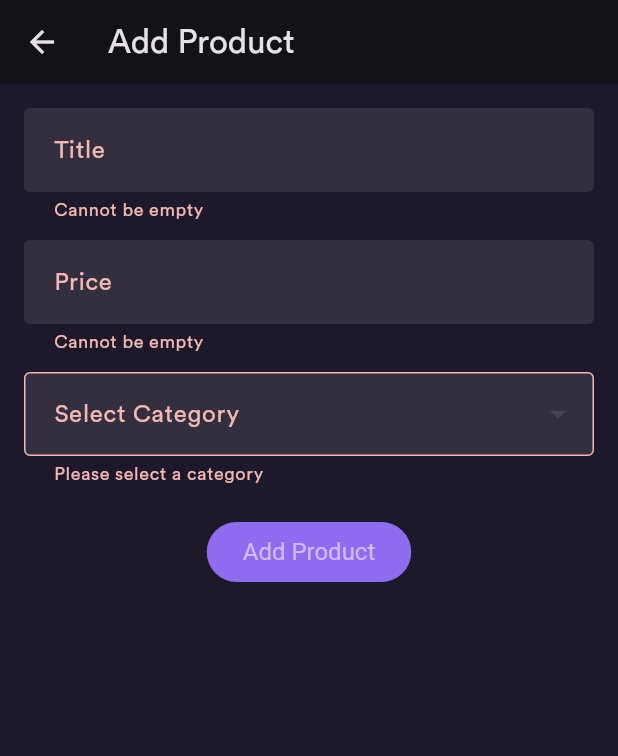
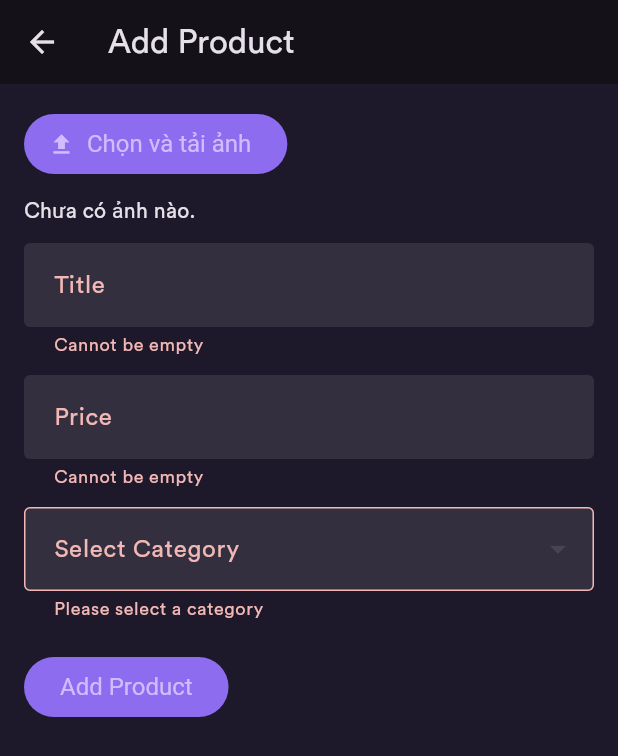
Before and after one commit to DangKhanh2808/ecommerce, a Flutter app: the ProductAddPage screen opened directly, after a tap on "Add Product", on a phone screen of 412 x 824 dp. Shown: the top 756 px of the screen. Run offline on Flutter 3.47's test engine with Material 3 defaults, Android fonts, the phone set to English and light mode, and no system bars; our stand-ins replace cloud_firestore, dartz, equatable, firebase_auth, firebase_core, firebase_storage and 5 more; accounts and stored records are empty; project files that could hold a hidden picture were left out.

Commit message:
upload_image

```diff
--- a/lib/data/product/models/product.dart
+++ b/lib/data/product/models/product.dart
@@ -32,7 +32,7 @@ class ProductModel {
   factory ProductModel.fromMap(Map<String, dynamic> map) {
     return ProductModel(
       categoryId: map['categoryId'] ?? '',
-      colors: (map['colors'] as List<dynamic>? ?? [])
+      colors: (map['colors'] as List<dynamic>? ?? [68, 104, 229])
           .map((e) => ProductColorModel.fromMap(e))
           .toList(),
       createdDate: map['createdDate'] ?? Timestamp.now(),
@@ -42,7 +42,7 @@ class ProductModel {
       price: map['price'] ?? 0,
       productId: map['productId'] ?? '',
       salesNumber: map['salesNumber'] ?? 0,
-      sizes: List<String>.from(map['sizes'] ?? []),
+      sizes: List<String>.from(map['sizes'] ?? [35, 37, 40, 42]),
       title: map['title'] ?? '',
     );
   }
--- /dev/null
+++ b/lib/domain/storage/repository/storage.dart
@@ -0,0 +1,3 @@
+abstract class StorageRepository {
+  Future<String> uploadProductImage({required String filePath});
+}
--- /dev/null
+++ b/lib/domain/storage/usecase/upload_product_image.dart
@@ -0,0 +1,21 @@
+import 'package:ecommerce/core/usecase/usecase.dart';
+import 'package:ecommerce/domain/storage/repository/storage.dart';
+
+class UploadProductImageUseCase implements UseCase<String, String> {
+  final StorageRepository repository;
+
+  UploadProductImageUseCase(this.repository);
+
+  @override
+  Future<String> call({String? params}) async {
+    try {
+      if (params == null) {
+        throw Exception('File path is required');
+      }
+      final url = await repository.uploadProductImage(filePath: params);
+      return url;
+    } catch (e) {
+      throw Exception('Upload failed: $e');
+    }
+  }
+}
--- /dev/null
+++ b/lib/presentation/product/bloc/image/image_cubit.dart
@@ -0,0 +1,25 @@
+import 'dart:io';
+import 'package:ecommerce/domain/storage/repository/storage.dart';
+import 'package:ecommerce/presentation/product/bloc/image/image_state.dart';
+import 'package:flutter_bloc/flutter_bloc.dart';
+
+class ImagePickerCubit extends Cubit<ImagePickerState> {
+  ImagePickerCubit(StorageRepository imagePickerRepository)
+      : super(const ImagePickerState());
+
+  void setLoading(bool value) => emit(state.copyWith(loading: value));
+
+  void addImage(File image, String uploadedUrl) {
+    final updatedImages = List<File>.from(state.localImages)..add(image);
+    final updatedUrls = List<String>.from(state.imageUrls)..add(uploadedUrl);
+
+    emit(state.copyWith(
+      localImages: updatedImages,
+      imageUrls: updatedUrls,
+    ));
+  }
+
+  void clearImages() {
+    emit(const ImagePickerState());
+  }
+}
--- /dev/null
+++ b/lib/presentation/product/bloc/image/image_state.dart
@@ -0,0 +1,29 @@
+import 'dart:io';
+import 'package:equatable/equatable.dart';
+
+class ImagePickerState extends Equatable {
+  final List<File> localImages;
+  final List<String> imageUrls;
+  final bool loading;
+
+  const ImagePickerState({
+    this.localImages = const [],
+    this.imageUrls = const [],
+    this.loading = false,
+  });
+
+  ImagePickerState copyWith({
+    List<File>? localImages,
+    List<String>? imageUrls,
+    bool? loading,
+  }) {
+    return ImagePickerState(
+      localImages: localImages ?? this.localImages,
+      imageUrls: imageUrls ?? this.imageUrls,
+      loading: loading ?? this.loading,
+    );
+  }
+
+  @override
+  List<Object> get props => [localImages, imageUrls, loading];
+}
--- a/lib/presentation/product/page/product_add_page.dart
+++ b/lib/presentation/product/page/product_add_page.dart
@@ -1,5 +1,7 @@
 import 'package:ecommerce/domain/category/repository/category.dart';
 import 'package:ecommerce/domain/product/repository/product.dart';
+import 'package:ecommerce/domain/storage/repository/storage.dart';
+import 'package:ecommerce/presentation/product/bloc/image/image_cubit.dart';
 import 'package:ecommerce/presentation/product/bloc/product_add_cubit.dart';
 import 'package:ecommerce/presentation/product/bloc/product_add_state.dart';
 import 'package:ecommerce/presentation/product/widget/product_add_form.dart';
@@ -15,6 +17,7 @@ class ProductAddPage extends StatelessWidget {
   Widget build(BuildContext context) {
     final productRepository = GetIt.I<ProductRepository>();
     final categoryRepository = GetIt.I<CategoryRepository>();
+    final imagePickerRepository = GetIt.I<StorageRepository>();
 
     return MultiBlocProvider(
       providers: [
@@ -23,6 +26,9 @@ class ProductAddPage extends StatelessWidget {
         ),
         BlocProvider(
           create: (_) => CategoryCubit(categoryRepository)..fetchCategories(),
+        ),
+        BlocProvider(
+          create: (_) => ImagePickerCubit(imagePickerRepository),
         ),
       ],
       child: Scaffold(
--- a/lib/presentation/product/widget/product_add_form.dart
+++ b/lib/presentation/product/widget/product_add_form.dart
@@ -1,8 +1,11 @@
 import 'package:ecommerce/presentation/product/widget/category_dropdown_tile.dart';
+import 'package:ecommerce/presentation/product/widget/product_image_picker.dart';
 import 'package:flutter/material.dart';
 import 'product_price_input.dart';
 import 'product_title_input.dart';
 import 'product_submit_button.dart';
+import 'package:ecommerce/presentation/product/bloc/image/image_cubit.dart';
+import 'package:flutter_bloc/flutter_bloc.dart';
 
 class ProductAddForm extends StatefulWidget {
   const ProductAddForm({super.key});
@@ -12,21 +15,32 @@ class ProductAddForm extends StatefulWidget {
 }
 
 class _ProductAddFormState extends State<ProductAddForm> {
-  String? selectedCategoryId;
   final _formKey = GlobalKey<FormState>();
   final _titleController = TextEditingController();
   final _priceController = TextEditingController();
+  String? selectedCategoryId;
 
   @override
   Widget build(BuildContext context) {
     return Form(
       key: _formKey,
+      child: SingleChildScrollView(
         child: Column(
+          crossAxisAlignment: CrossAxisAlignment.start,
           children: [
+            // Hình ảnh sản phẩm
+            const ProductImagePicker(),
+            const SizedBox(height: 12),
+
+            // Tên sản phẩm
             ProductTitleInput(controller: _titleController),
             const SizedBox(height: 12),
+
+            // Giá sản phẩm
             ProductPriceInput(controller: _priceController),
             const SizedBox(height: 12),
+
+            // Danh mục
             CategoryDropdownTile(
               selectedCategoryId: selectedCategoryId,
               onChanged: (value) {
@@ -35,15 +49,21 @@ class _ProductAddFormState extends State<ProductAddForm> {
                 });
               },
             ),
+
             const SizedBox(height: 20),
+
+            // Nút Submit
             ProductSubmitButton(
               formKey: _formKey,
               titleController: _titleController,
               priceController: _priceController,
               selectedCategoryId: selectedCategoryId,
+              imagePickerCubit: context.read<ImagePickerCubit>(),
             ),
+
             const SizedBox(height: 20),
           ],
+        ),
       ),
     );
   }
--- /dev/null
+++ b/lib/presentation/product/widget/product_image_picker.dart
@@ -0,0 +1,70 @@
+import 'dart:io';
+import 'package:ecommerce/domain/storage/usecase/upload_product_image.dart';
+import 'package:ecommerce/presentation/product/bloc/image/image_cubit.dart';
+import 'package:ecommerce/presentation/product/bloc/image/image_state.dart';
+
+import 'package:flutter/material.dart';
+import 'package:flutter_bloc/flutter_bloc.dart';
+import 'package:get_it/get_it.dart';
+import 'package:image_picker/image_picker.dart';
+
+class ProductImagePicker extends StatelessWidget {
+  const ProductImagePicker({super.key});
+
+  @override
+  Widget build(BuildContext context) {
+    final imagePickerCubit = context.read<ImagePickerCubit>();
+    final uploadUseCase = GetIt.I<UploadProductImageUseCase>();
+
+    Future<void> pickAndUploadImages() async {
+      final picker = ImagePicker();
+      final images = await picker.pickMultiImage();
+      if (images.isEmpty) return;
+
+      imagePickerCubit.setLoading(true);
+
+      for (var image in images) {
+        final file = File(image.path);
+        final url = await uploadUseCase(params: file.path);
+        if (url.isNotEmpty) {
+          imagePickerCubit.addImage(file, url);
+        } else {
+          debugPrint("Upload error: Failed to upload image");
+        }
+      }
+
+      imagePickerCubit.setLoading(false);
+    }
+
+    return Column(
+      crossAxisAlignment: CrossAxisAlignment.start,
+      children: [
+        ElevatedButton.icon(
+          onPressed: pickAndUploadImages,
+          icon: const Icon(Icons.upload),
+          label: const Text('Chọn và tải ảnh'),
+        ),
+        const SizedBox(height: 10),
+        BlocBuilder<ImagePickerCubit, ImagePickerState>(
+          builder: (context, state) {
+            if (state.loading) {
+              return const CircularProgressIndicator();
+            }
+
+            if (state.localImages.isEmpty) {
+              return const Text("Chưa có ảnh nào.");
+            }
+
+            return Wrap(
+              spacing: 8,
+              runSpacing: 8,
+              children: state.localImages
+                  .map((file) => Image.file(file, width: 80, height: 80))
+                  .toList(),
+            );
+          },
+        ),
+      ],
+    );
+  }
+}
--- a/lib/presentation/product/widget/product_submit_button.dart
+++ b/lib/presentation/product/widget/product_submit_button.dart
@@ -1,3 +1,5 @@
+import 'package:ecommerce/domain/product/entity/color.dart';
+import 'package:ecommerce/presentation/product/bloc/image/image_cubit.dart';
 import 'package:ecommerce/presentation/product/bloc/product_add_cubit.dart';
 import 'package:ecommerce/presentation/product/bloc/product_add_state.dart';
 import 'package:flutter/material.dart';
@@ -10,6 +12,7 @@ class ProductSubmitButton extends StatelessWidget {
   final TextEditingController titleController;
   final TextEditingController priceController;
   final String? selectedCategoryId;
+  final ImagePickerCubit imagePickerCubit;
 
   const ProductSubmitButton({
     super.key,
@@ -17,6 +20,7 @@ class ProductSubmitButton extends StatelessWidget {
     required this.titleController,
     required this.priceController,
     required this.selectedCategoryId,
+    required this.imagePickerCubit,
   });
 
   @override
@@ -30,6 +34,7 @@ class ProductSubmitButton extends StatelessWidget {
         return ElevatedButton(
           onPressed: () {
             if (formKey.currentState!.validate()) {
+              final imageUrls = imagePickerCubit.state.imageUrls;
               final product = ProductEntity(
                 productId: '',
                 title: titleController.text,
@@ -38,10 +43,14 @@ class ProductSubmitButton extends StatelessWidget {
                 categoryId: selectedCategoryId ?? '',
                 discountedPrice: 0,
                 gender: 0,
-                images: [],
-                sizes: [],
+                images: imageUrls,
+                sizes: ['35', '37', '40', '42'],
                 salesNumber: 0,
-                colors: [],
+                colors: [
+                  ProductColorEntity(title: 'Black', rgb: [0, 0, 0]),
+                  ProductColorEntity(title: 'White', rgb: [255, 255, 255]),
+                  ProductColorEntity(title: 'Grey', rgb: [204, 204, 204]),
+                ],
               );
               context.read<ProductAddCubit>().createProduct(product);
             }
--- a/pubspec.yaml
+++ b/pubspec.yaml
@@ -42,6 +42,10 @@ dependencies:
   flutter_bloc: ^8.1.6
   json_annotation: ^4.9.0
   shared_preferences: ^2.5.3
+  image_picker: ^1.1.2
+  firebase_storage: ^12.4.10
+  uuid: ^4.5.1
+  equatable: ^2.0.7
 
 
 dev_dependencies:
```
Also changed, not shown: lib/data/product/source/product_remote_datasource.dart (added, +12 -0 lines), lib/data/storage/repository/storage.dart (added, +25 -0 lines), lib/service_locator.dart (+20 -0 lines), pubspec.lock, 5 other files. Lines whose indentation alone changed are shown as unchanged.
